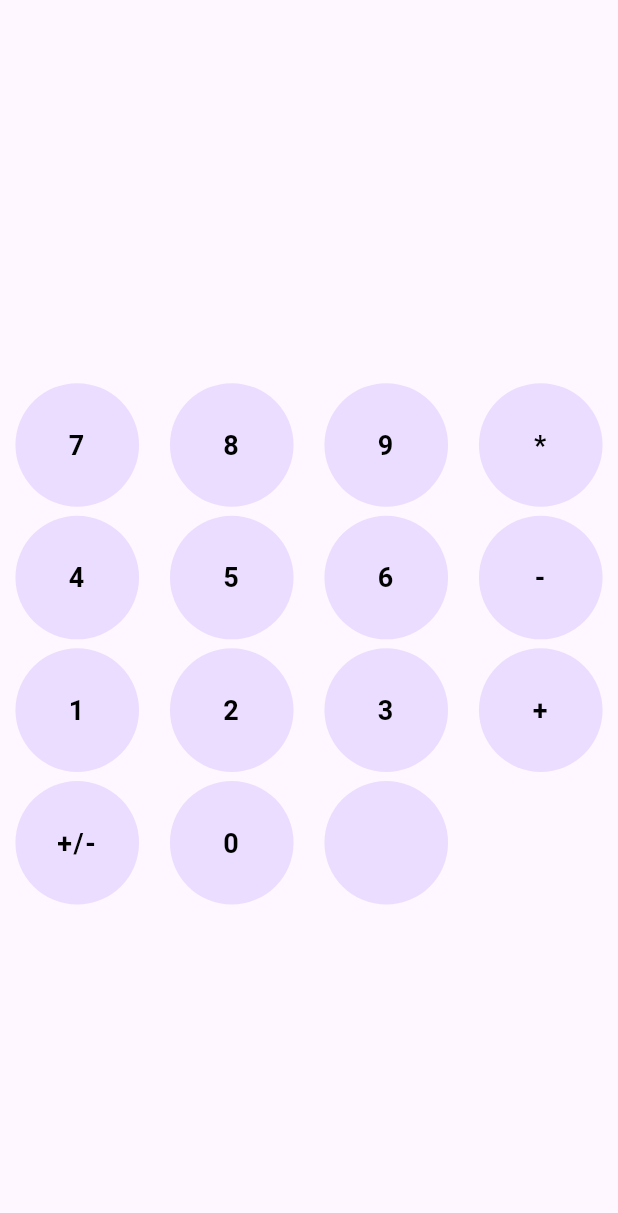
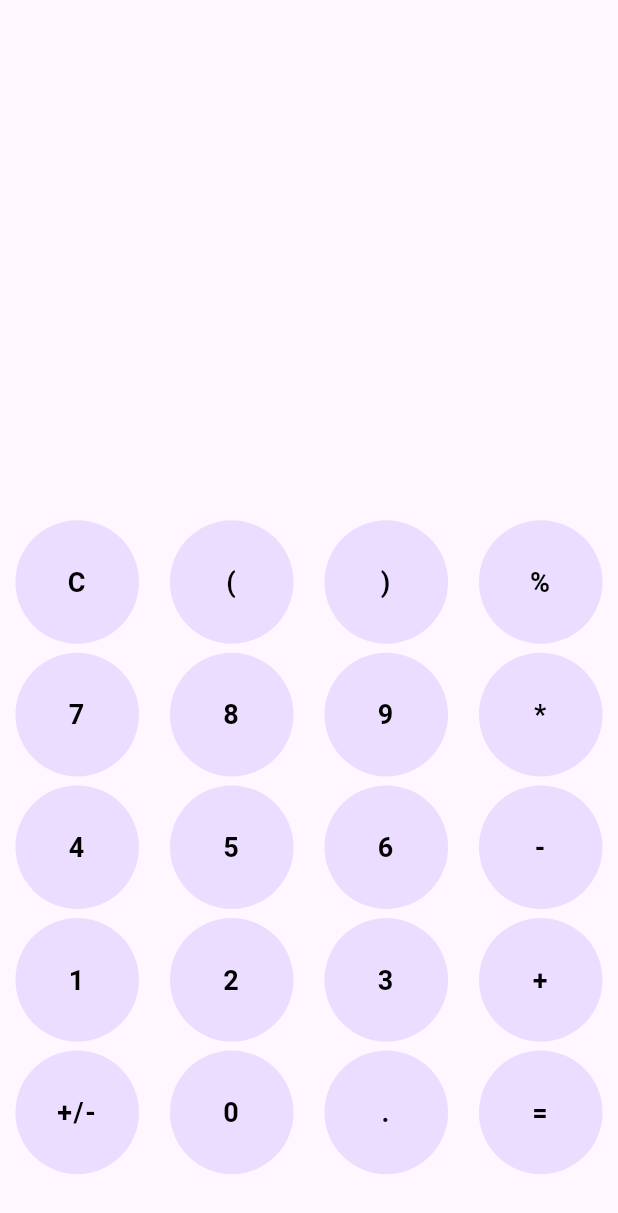
Before and after one commit to PushparajManickam/calculator, a Flutter app: the screen it shows after launch, on a phone screen of 412 x 824 dp. Shown: the top 1213 px of the screen. Run offline on Flutter 3.47's test engine with Material 2 defaults, Android fonts, the phone set to English and light mode, and no system bars; drawn by our look-alikes of auto_size_text; our stand-ins replace google_fonts, math_expressions.

```diff
--- a/lib/screen/calculator_screen.dart
+++ b/lib/screen/calculator_screen.dart
@@ -3,6 +3,7 @@ import 'package:calculator/main.dart';
 import 'package:flutter/material.dart';
 import 'package:flutter/services.dart';
 import 'package:google_fonts/google_fonts.dart';
+import 'package:math_expressions/math_expressions.dart';
 
 class HomeScreen extends StatefulWidget {
   const HomeScreen({super.key});
@@ -12,7 +13,14 @@ class HomeScreen extends StatefulWidget {
 }
 
 class _HomeScreenState extends State<HomeScreen> with ChangeNotifier {
+  final Widget _commonSizedBox = SizedBox(
+    height: deviceSize!.height * 0.05,
+  );
   final List<String> _buttonList = [
+    "C",
+    "(",
+    ")",
+    "%",
     "7",
     "8",
     "9",
@@ -27,9 +35,13 @@ class _HomeScreenState extends State<HomeScreen> with ChangeNotifier {
     "+",
     "+/-",
     "0",
-    ""
+    ".",
+    "=",
   ];
-  String resultValue = "";
+  ValueNotifier<String> _resultValueNotifier = ValueNotifier<String>("");
+  //Math expression
+  Parser _parse = Parser();
+  ContextModel _contextModel = ContextModel();
   @override
   void initState() {
     // TODO: implement initState
@@ -42,34 +54,62 @@ class _HomeScreenState extends State<HomeScreen> with ChangeNotifier {
 
   @override
   Widget build(BuildContext context) {
-    return Scaffold(
+    return SafeArea(
+      child: Scaffold(
         body: Column(
           mainAxisAlignment: MainAxisAlignment.start,
           children: <Widget>[
-          SizedBox(
-            height: deviceSize!.height * 0.3,
-            child: AutoSizeText(
-              resultValue,
+            _commonSizedBox,
+            Expanded(
+              child: ValueListenableBuilder(
+                valueListenable: _resultValueNotifier,
+                builder: (context, value, child) => AutoSizeText(
+                  value,
+                  style: MyStyle.myTextStyle(
+                    Colors.black,
+                    24.0,
+                    FontWeight.w700,
+                    1.0,
+                    2.0,
                   ),
                 ),
-          SizedBox(
-            height: deviceSize!.height * 0.01,
               ),
+            ),
+            _commonSizedBox,
             Wrap(
               runSpacing: 6,
               children: _buttonList
                   .map(
                     (value) => ButtonWidget(
                       value,
-                    () {},
+                      () {
+                        switch (value) {
+                          case "C":
+                            _resultValueNotifier.value = "";
+                            break;
+                          case "=":
+                            Expression _expression =
+                                _parse.parse(_resultValueNotifier.value);
+                            _resultValueNotifier.value = (
+                              _expression.evaluate(
+                                EvaluationType.REAL,
+                                _contextModel,
+                              ),
+                            ).toString();
+                            break;
+                          default:
+                            _resultValueNotifier.value =
+                                _resultValueNotifier.value + value;
+                            break;
+                        }
+                      },
                     ),
                   )
                   .toList(),
             ),
-          SizedBox(
-            height: deviceSize!.height * 0.01,
+            _commonSizedBox,
+          ],
         ),
-        ],
       ),
     );
   }
@@ -89,11 +129,11 @@ class ButtonWidget extends StatelessWidget {
 
   @override
   Widget build(BuildContext context) {
-    return InkWell(
-      onTap: callBackFunc,
-      child: SizedBox(
+    return SizedBox(
       width: deviceSize!.width * 0.25,
       height: deviceSize!.height * 0.1,
+      child: InkWell(
+        onTap: callBackFunc,
         child: CircleAvatar(
           backgroundColor: (buttonBGColor != null) ? buttonBGColor : null,
           child: Container(
--- a/pubspec.yaml
+++ b/pubspec.yaml
@@ -37,6 +37,7 @@ dependencies:
   cupertino_icons: ^1.0.2
   google_fonts: ^5.1.0
   auto_size_text: ^3.0.0
+  math_expressions: ^2.4.0
 
 dev_dependencies:
   flutter_test:
```
Also changed, not shown: pubspec.lock. Lines whose indentation alone changed are shown as unchanged.
